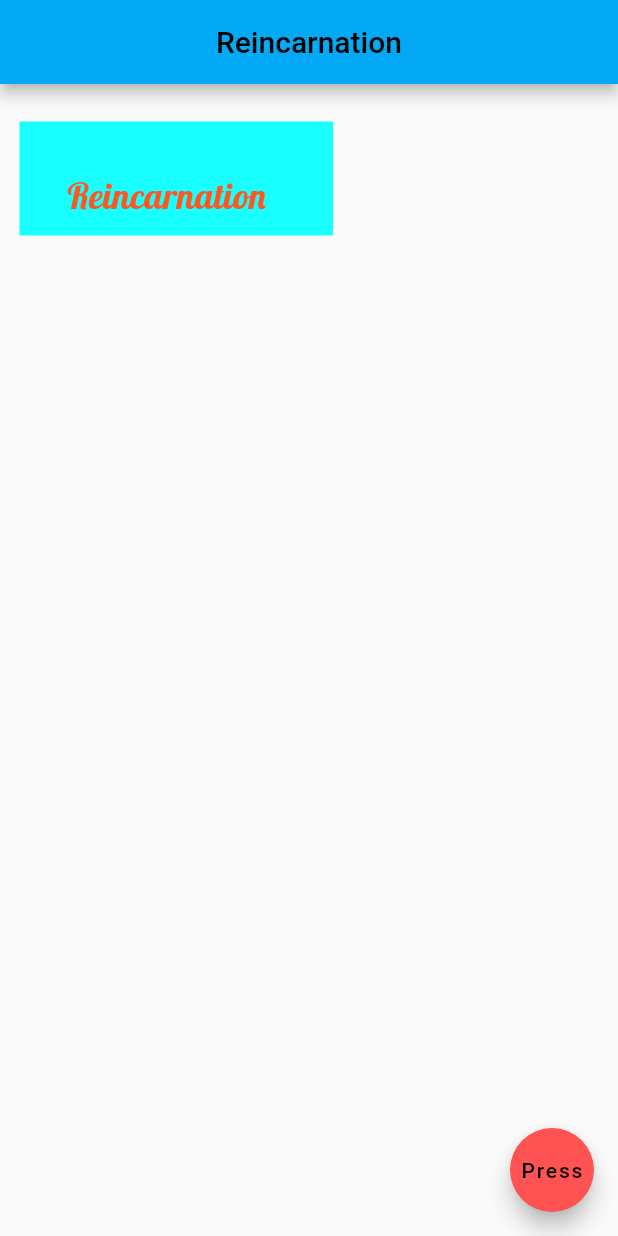
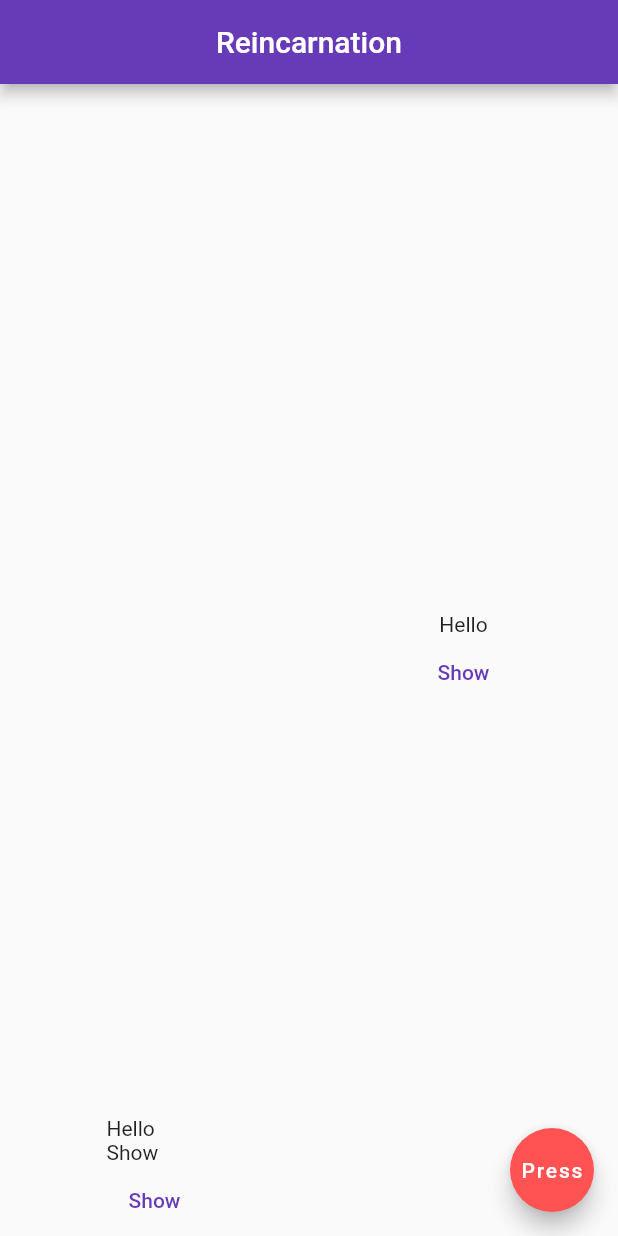
Before and after one commit to CherednychenkoIhor/first_flutter, a Flutter app: the screen it shows after launch, on a phone screen of 412 x 824 dp. Run offline on Flutter 3.47's test engine with Material 2 defaults, Android fonts, the phone set to English and light mode, and no system bars.

Commit message:
Grid System

```diff
--- a/lib/main.dart
+++ b/lib/main.dart
@@ -6,23 +6,32 @@ class MyApp extends StatelessWidget {
   @override
   Widget build(BuildContext context) {
     return MaterialApp(
-      theme: ThemeData(primarySwatch: Colors.lightBlue),
+      theme: ThemeData(primarySwatch: Colors.deepPurple),
       home: Scaffold(
         appBar: AppBar(
           title: const Text('Reincarnation'),
           centerTitle: true,
         ),
-        body: Container(
-          margin: const EdgeInsets.fromLTRB(13, 25, 36, 21),
-          color: Colors.cyanAccent,
-          padding: const EdgeInsets.fromLTRB(32, 34, 45, 12),
-          child: const Text(
-            'Reincarnation',
-            style: TextStyle(
-                color: Colors.deepOrange,
-                fontSize: 24,
-                fontFamily: ('Lobster')),
-          ),
+        body: Row(
+          mainAxisAlignment: MainAxisAlignment.spaceAround,
+          children: [
+            Column(
+                mainAxisAlignment: MainAxisAlignment.end,
+              crossAxisAlignment: CrossAxisAlignment.start,
+              children: [
+                const Text('Hello'),
+                const Text('Show'),
+                TextButton(onPressed: () {}, child: const Text('Show'))
+              ],
+            ),
+            Column(
+              mainAxisAlignment: MainAxisAlignment.center,
+              children: [
+                const Text('Hello'),
+                TextButton(onPressed: () {}, child: const Text('Show'))
+              ],
+            )
+          ],
         ),
         floatingActionButton: FloatingActionButton(
             onPressed: () {
@@ -34,75 +43,3 @@ class MyApp extends StatelessWidget {
     );
   } //
 }
-//Container\\
-//body: Center(
-//     child: Container(
-//   color: Colors.cyanAccent,
-//   child: const Text(
-//     'Reincarnation',
-//     style: TextStyle(
-//         color: Colors.deepOrange,
-//         fontSize: 24,
-//         fontFamily: ('Lobster')),
-//   ),
-// )),
-
-// body: Container(
-// margin: const EdgeInsets.symmetric(vertical: 30.5, horizontal: 40.5),
-// color: Colors.cyanAccent,
-// padding: const EdgeInsets.symmetric(vertical: 20.2, horizontal: 50.2),
-// child: const Text(
-// 'Reincarnation',
-// style: TextStyle(
-// color: Colors.deepOrange,
-// fontSize: 24,
-// fontFamily: ('Lobster')),
-// ),
-// ),
-
-// body: Container(
-// margin: const EdgeInsets.all(100),
-// color: Colors.cyanAccent,
-// padding: const EdgeInsets.all(100),
-
-// body: Container(
-// margin: const EdgeInsets.fromLTRB(13, 25, 36, 21),
-// color: Colors.cyanAccent,
-// padding: const EdgeInsets.fromLTRB(32, 34, 45, 12),
-
-
-//Images\\
-// image: NetworkImage(
-// 'https://static.wikia.nocookie.net/lotr/images/e/e3/Lonely_Mountain_-_DoS.jpg/revision/latest?cb=20200317224945'),
-
-//Image(
-//     image: AssetImage('assets/139406.jpg'),
-// )),
-
-//Buttons with icons\\
-// TextButton.icon(onPressed: () {
-//   print('You searching something');
-// },
-//     icon: const Icon(Icons.search),
-//     label: const Text('Google Search'))
-
-// OutlinedButton.icon(
-//     onPressed: () {
-//       print('You pressed on Diskord Icon');
-//     },
-//     icon: const Icon(Icons.discord_outlined),
-//     label: const Text('Prog for speek'))
-
-//   ElevatedButton.icon(onPressed: () {},
-//     icon: const Icon(Icons.health_and_safety),
-//     label: const Text('Security')
-// ),
-
-//Icon\\
-// Icon(Icons.account_circle_sharp, size: 95, color: Colors.deepOrange,),
-
-// const Text(
-// 'Pres',
-// style: TextStyle(
-// fontFamily: 'Lobster', fontSize: 20, color: Colors.white),
-// ),
```
